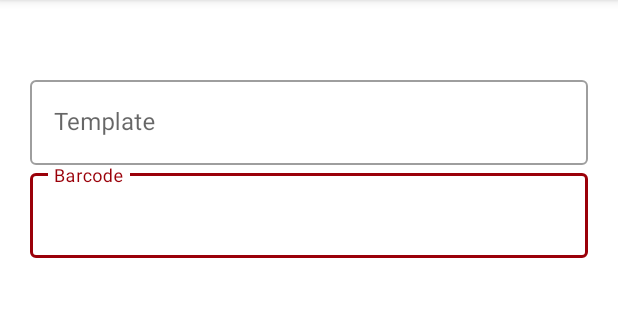
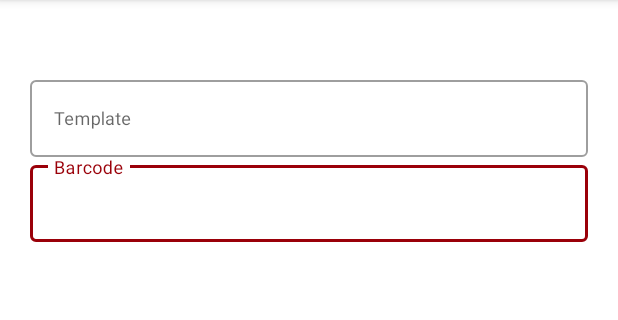
Before and after one commit to batokhehe/map-zebra-printer, an Android app: the AutoActivity screen opened directly, with no data from a screen before it, on a phone screen of 412 x 824 dp, the part 84-404 px from its top. Run offline under Robolectric (Android 15) with nearby library versions, the phone set to English and light mode, and no system bars; our stand-ins replace Room's generated code, RxJava; libraries missing offline, so code that uses them is left out: com.chuckerteam.chucker, com.orhanobut.hawk; 5 statements that could not run were skipped.

Commit message:
feat: version

```diff
--- a/app/src/main/res/layout/activity_auto.xml
+++ b/app/src/main/res/layout/activity_auto.xml
@@ -39,7 +39,8 @@
                 android:layout_height="wrap_content"
                 android:enabled="false"
                 android:imeOptions="actionDone"
-                android:singleLine="true" />
+                android:singleLine="true"
+                android:textSize="12sp" />
         </com.google.android.material.textfield.TextInputLayout>
 
         <com.google.android.material.textfield.TextInputLayout
@@ -56,7 +57,8 @@
                 android:layout_width="match_parent"
                 android:layout_height="wrap_content"
                 android:imeOptions="actionDone"
-                android:singleLine="true" />
+                android:singleLine="true"
+                android:textSize="12sp" />
         </com.google.android.material.textfield.TextInputLayout>
 
         <androidx.constraintlayout.widget.ConstraintLayout
@@ -77,7 +79,8 @@
                     android:id="@+id/et_variant"
                     android:layout_width="match_parent"
                     android:layout_height="wrap_content"
-                    android:enabled="false" />
+                    android:enabled="false"
+                    android:textSize="12sp" />
             </com.google.android.material.textfield.TextInputLayout>
 
             <com.google.android.material.textfield.TextInputLayout
@@ -93,7 +96,8 @@
                     style="@style/Widget.MaterialComponents.TextInputLayout.OutlinedBox"
                     android:layout_width="match_parent"
                     android:layout_height="wrap_content"
-                    android:enabled="false" />
+                    android:enabled="false"
+                    android:textSize="12sp" />
             </com.google.android.material.textfield.TextInputLayout>
 
             <com.google.android.material.textfield.TextInputLayout
@@ -108,7 +112,8 @@
                     android:id="@+id/et_category"
                     android:layout_width="match_parent"
                     android:layout_height="wrap_content"
-                    android:enabled="false" />
+                    android:enabled="false"
+                    android:textSize="12sp" />
             </com.google.android.material.textfield.TextInputLayout>
 
             <com.google.android.material.textfield.TextInputLayout
@@ -123,7 +128,8 @@
                     android:id="@+id/et_ean"
                     android:layout_width="match_parent"
                     android:layout_height="wrap_content"
-                    android:enabled="false" />
+                    android:enabled="false"
+                    android:textSize="12sp" />
             </com.google.android.material.textfield.TextInputLayout>
 
             <com.google.android.material.textfield.TextInputLayout
@@ -138,7 +144,8 @@
                     android:id="@+id/et_was_price"
                     android:layout_width="match_parent"
                     android:layout_height="wrap_content"
-                    android:enabled="false" />
+                    android:enabled="false"
+                    android:textSize="12sp" />
             </com.google.android.material.textfield.TextInputLayout>
 
             <com.google.android.material.textfield.TextInputLayout
@@ -154,7 +161,8 @@
                     android:layout_width="match_parent"
                     android:layout_height="wrap_content"
                     android:enabled="false"
-                    android:textColor="@android:color/holo_red_dark" />
+                    android:textColor="@android:color/holo_red_dark"
+                    android:textSize="12sp" />
             </com.google.android.material.textfield.TextInputLayout>
 
             <com.google.android.material.textfield.TextInputLayout
@@ -168,7 +176,8 @@
                 <com.google.android.material.textfield.TextInputEditText
                     android:id="@+id/et_header"
                     android:layout_width="match_parent"
-                    android:layout_height="wrap_content" />
+                    android:layout_height="wrap_content"
+                    android:textSize="12sp" />
             </com.google.android.material.textfield.TextInputLayout>
 
 
@@ -184,7 +193,8 @@
                     android:id="@+id/et_qty"
                     android:layout_width="match_parent"
                     android:layout_height="wrap_content"
-                    android:inputType="number" />
+                    android:inputType="number"
+                    android:textSize="12sp" />
             </com.google.android.material.textfield.TextInputLayout>
 
             <androidx.appcompat.widget.AppCompatButton
@@ -199,6 +209,7 @@
                 android:padding="8dp"
                 android:text="@string/print"
                 android:textColor="@color/white"
+                android:textSize="12sp"
                 app:layout_constraintEnd_toEndOf="parent"
                 app:layout_constraintTop_toBottomOf="@+id/til_qty" />
 
@@ -214,6 +225,7 @@
                 android:padding="8dp"
                 android:text="@string/back"
                 android:textColor="@color/white"
+                android:textSize="12sp"
                 app:layout_constraintStart_toStartOf="parent"
                 app:layout_constraintTop_toBottomOf="@+id/til_qty" />
 
```
